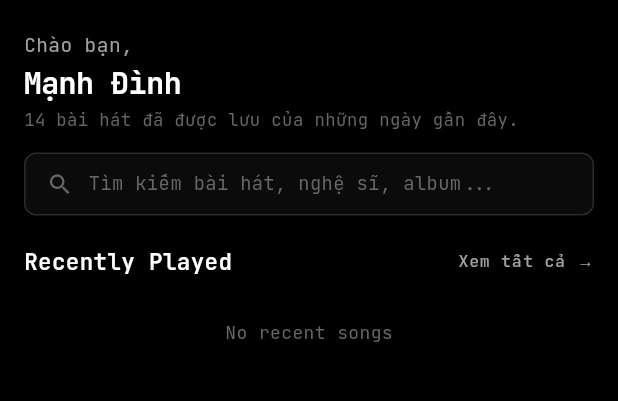
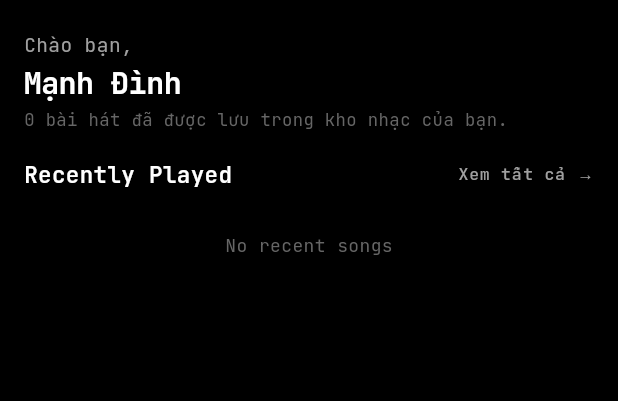
Before and after one commit to SutieXuXi203/music-storage-ui-mobile, a Flutter app: the HomeTab screen opened directly with empty values, on a phone screen of 412 x 824 dp, the part 80-481 px from its top. Run offline on Flutter 3.47's test engine with Material 3 defaults, Android fonts, the phone set to English and light mode, and no system bars; our stand-ins replace dio, flutter_svg, google_fonts, just_audio, shared_preferences; missing offline and left inert: reicon_flutter; accounts and stored records are empty; network calls fail.

Commit message:
feat(home): remove search bar from Home tab

```diff
--- a/lib/views/home/tabs/home_tab.dart
+++ b/lib/views/home/tabs/home_tab.dart
@@ -8,12 +8,12 @@ import '../../../models/song_model.dart';
 import '../settings_screen.dart';
 
 class HomeTab extends StatefulWidget {
-  final VoidCallback onNavigateToSearch;
+  final VoidCallback? onNavigateToSearch;
   final VoidCallback onNavigateToLibrary;
 
   const HomeTab({
     super.key,
-    required this.onNavigateToSearch,
+    this.onNavigateToSearch,
     required this.onNavigateToLibrary,
   });
 
@@ -192,7 +192,7 @@ class _HomeTabState extends State<HomeTab> {
                   ),
                   const SizedBox(height: 2),
                   Text(
-                    '${songs.isNotEmpty ? songs.length : 14} bài hát đã được lưu của những ngày gần đây.',
+                    '${songs.length} bài hát đã được lưu trong kho nhạc của bạn.',
                     style: TextStyle(
                       fontSize: 11.5,
                       fontWeight: FontWeight.w400,
@@ -202,42 +202,9 @@ class _HomeTabState extends State<HomeTab> {
                 ],
               ),
 
-              const SizedBox(height: 14),
+              const SizedBox(height: 18),
 
-              // 3. Search Bar: [search] Tìm kiếm bài hát, nghệ sĩ, album...
-              GestureDetector(
-                onTap: widget.onNavigateToSearch,
-                child: Container(
-                  height: 42,
-                  padding: const EdgeInsets.symmetric(horizontal: 14),
-                  decoration: BoxDecoration(
-                    color: AppTheme.getSurface(context),
-                    borderRadius: BorderRadius.circular(AppTheme.radiusSm),
-                    border: Border.all(
-                      color: AppTheme.getBorder(context),
-                      width: 1.0,
-                    ),
-                  ),
-                  child: Row(
-                    children: [
-                      Icon(Icons.search, size: 18, color: AppTheme.getTextMuted(context)),
-                      const SizedBox(width: 10),
-                      Text(
-                        'Tìm kiếm bài hát, nghệ sĩ, album...',
-                        style: TextStyle(
-                          fontSize: 12.5,
-                          color: AppTheme.getTextMuted(context),
-                          fontWeight: FontWeight.w400,
-                        ),
-                      ),
-                    ],
-                  ),
-                ),
-              ),
-
-              const SizedBox(height: 20),
-
-              // 3. Section: Recently Played
+              // 2. Section: Recently Played
               _buildSectionHeader('Recently Played', onSeeAll: widget.onNavigateToLibrary),
               const SizedBox(height: 8),
 
```
